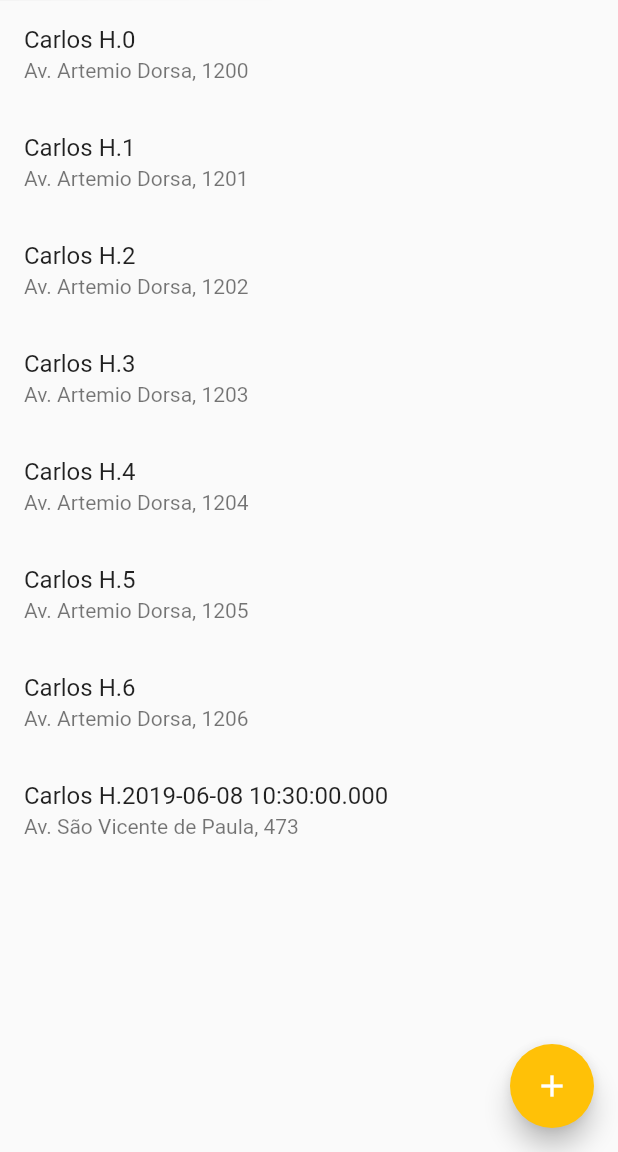
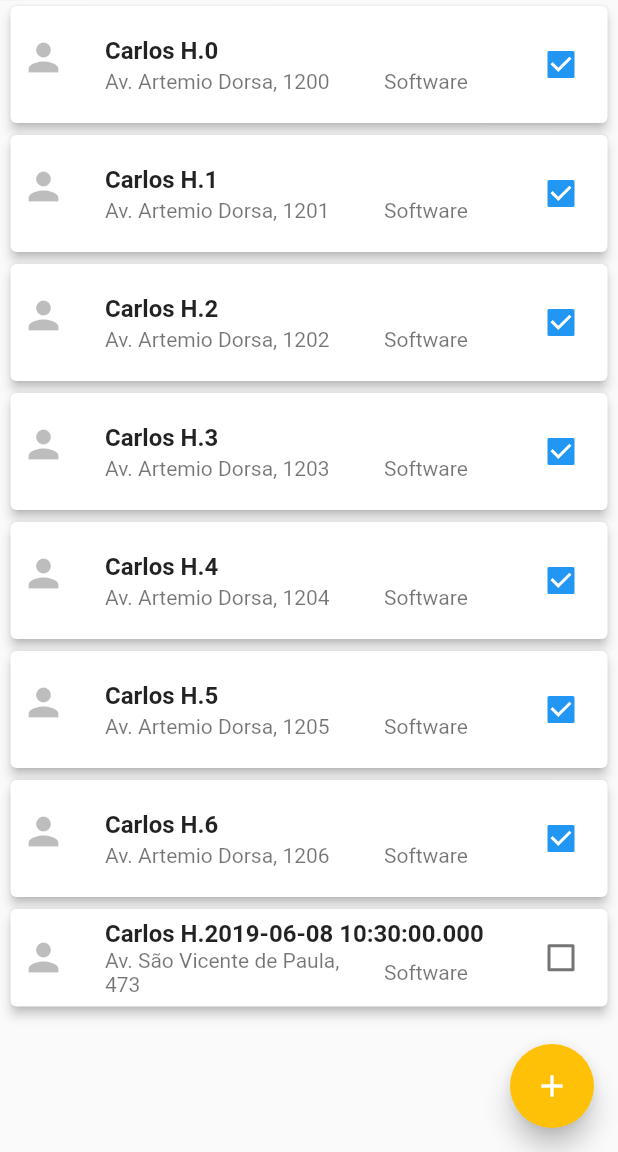
Before and after one commit to fabioranieri/my_meals_flutter_app, a Flutter app: the screen it shows after launch, after a tap on the "add" icon, on a phone screen of 412 x 824 dp, the part 84-1236 px from its top. Run offline on Flutter 3.47's test engine with Material 2 defaults, Android fonts, the phone set to English and light mode, and no system bars; missing offline and left inert: better_uuid.

Commit message:
Added card widget with checkbox on Supplier listView

```diff
--- a/lib/main.dart
+++ b/lib/main.dart
@@ -2,7 +2,7 @@ import 'package:flutter/material.dart';
 import 'package:easy_quote_flutter_app/screens/login_screen.dart';
 import 'package:easy_quote_flutter_app/screens/home_screen.dart';
 import 'package:easy_quote_flutter_app/model/supplier.dart';
-
+import 'package:better_uuid/uuid.dart';
 
 void main() {
   runApp(MaterialApp(
@@ -14,11 +14,13 @@ void main() {
       '/home': (context) => HomeScreen(
         items: List<Supplier>.generate(7,
               (i) => Supplier(
+                  Uuid.v4(),
                   "Carlos H." + i.toString(),
                   "Av. Artemio Dorsa, 120" + i.toString(),
                   "carlos@quicktech.no",
                   "twitter.com",
-                  "Software"
+                  "Software",
+                  true
               ),
         )
       ),
--- a/lib/model/supplier.dart
+++ b/lib/model/supplier.dart
@@ -1,15 +1,21 @@
+import 'package:better_uuid/uuid.dart';
+
 class Supplier {
-  final String name;
-  final String address;
-  final String email;
-  final String website;
-  final String category;
+  Uuid id;
+  String name;
+  String address;
+  String email;
+  String website;
+  String category;
+  bool isChecked;
 
   Supplier(
+      this.id,
       this.name,
       this.address,
       this.email,
       this.website,
-      this.category
+      this.category,
+      this.isChecked,
       );
 }
--- a/lib/screens/home_screen.dart
+++ b/lib/screens/home_screen.dart
@@ -2,6 +2,7 @@ import 'package:flutter/material.dart';
 import 'package:easy_quote_flutter_app/screens/login_screen.dart';
 import 'package:easy_quote_flutter_app/model/supplier.dart';
 import 'package:easy_quote_flutter_app/widget/supplier_card_list_item.dart';
+import 'package:better_uuid/uuid.dart';
 
 class HomeScreen extends StatefulWidget {
   final List<Supplier> items;
@@ -16,7 +17,7 @@ class HomeScreen extends StatefulWidget {
 }
 
 class _HomeScreenState extends State<HomeScreen> {
-  final List<Supplier> items;
+  List<Supplier> items;
   _HomeScreenState({Key key, @required this.items});
 
   @override
@@ -25,9 +26,17 @@ class _HomeScreenState extends State<HomeScreen> {
     super.initState();
   }
 
-  void _addProduct(Supplier item) {
+  void _addSupplier(Supplier item) {
     setState(() {
       items.add(item);
+    });
+  }
+
+  void _setSupplierchecked(int position, bool isChecked) {
+    var suppliers = items;
+    suppliers[position].isChecked = isChecked == true ? false : true;
+    setState(() {
+      items = suppliers;
     });
   }
 
@@ -48,19 +57,20 @@ class _HomeScreenState extends State<HomeScreen> {
           )
         ],
       ),
-      //body: _buildList(items),
-      body: SupplierCardListItem(items),
+      body: SupplierCardListItem(items, _setSupplierchecked),
       floatingActionButton: FloatingActionButton(
         onPressed: () {
           var now = new DateTime.now();
           Supplier item = Supplier(
+              Uuid.v4(),
             "Carlos H." + now.toString(),
             "Av. São Vicente de Paula, 473",
             "carlos@quicktech.no",
             "twitter.com",
-            "Software"
+            "Software",
+            false
           );
-          this._addProduct(item);
+          this._addSupplier(item);
         },
         child: Icon(Icons.add),
         backgroundColor: Colors.amber,
--- a/lib/widget/supplier_card_list_item.dart
+++ b/lib/widget/supplier_card_list_item.dart
@@ -3,7 +3,9 @@ import 'package:easy_quote_flutter_app/model/supplier.dart';
 
 class SupplierCardListItem extends StatelessWidget {
   final List<Supplier> items;
-  SupplierCardListItem(this.items);
+  final Function setSupplierchecked;
+
+  SupplierCardListItem(this.items, this.setSupplierchecked);
 
   @override
   Widget build(BuildContext context) {
@@ -17,11 +19,16 @@ class SupplierCardListItem extends StatelessWidget {
           itemCount: items.length,
           itemBuilder: (context, index) {
             final item = items[index];
-
-            if(item is Supplier){
-              return ListTile(
-                title: Text(item.name),
-                subtitle: Text(item.address),
+            if(item is Supplier) {
+              return Card(
+                elevation: 3.0,
+                margin: new EdgeInsets.symmetric(horizontal: 7.0, vertical: 4.0),
+                child: Container(
+                  decoration: BoxDecoration(
+                      color: Colors.lightBlueAccent[300]
+                  ),
+                  child: ListItem(item, index),
+                ),
               );
             }
           },
@@ -32,4 +39,51 @@ class SupplierCardListItem extends StatelessWidget {
     }
     return cardItem;
   }
+
+  Widget ListItem (Supplier item, int index) {
+     return ListTile(
+      contentPadding: EdgeInsets.symmetric(horizontal: 7.0, vertical: 3.0),
+      leading: Container(
+        padding: EdgeInsets.only(right: 1.0),
+        decoration: new BoxDecoration(
+            border: new Border(
+                right: new BorderSide(width: 1.0, color: Colors.white24))),
+        child: Icon(Icons.person, color: Colors.black26, size: 30.0),
+      ),
+      title: Text(
+        item.name,
+        style: TextStyle(fontWeight: FontWeight.w700),
+      ),
+       subtitle: Row(
+         children: <Widget>[
+           Expanded(
+             flex: 4,
+             child: Container(
+               child: Text(item.address),
+             )),
+           Expanded(
+             flex: 2,
+             child: Padding(
+                 padding: EdgeInsets.only(left: 10.0),
+                 child: Text(item.category,)
+             ),
+           )
+         ],
+       ),
+      trailing:
+        new Checkbox(value: item.isChecked, onChanged: (value) {
+        print('[Checkbox] onChanged' + value.toString());
+        setSupplierchecked(index, item.isChecked);
+      }),
+       // Icon(Icons.keyboard_arrow_right, color: Colors.black26, size: 30.0),
+      onTap: () {
+        print("[ListItem] onTap");
+        /*
+        Navigator.push(
+            context, MaterialPageRoute(builder: (context) => DetailsScreen())
+        );
+        */
+      },
+    );
+  }
 }
--- a/pubspec.yaml
+++ b/pubspec.yaml
@@ -23,6 +23,7 @@ dependencies:
   # The following adds the Cupertino Icons font to your application.
   # Use with the CupertinoIcons class for iOS style icons.
   cupertino_icons: ^0.1.2
+  better_uuid: ^0.1.2
 
 dev_dependencies:
   flutter_test:
```
Also changed, not shown: pubspec.lock.
